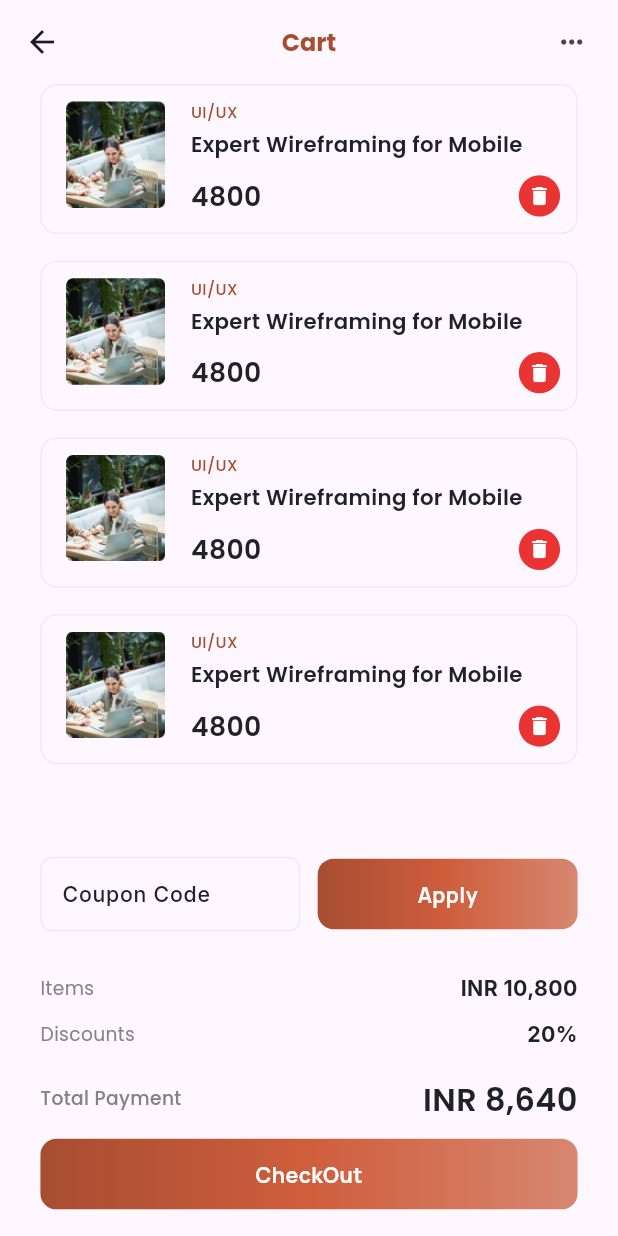
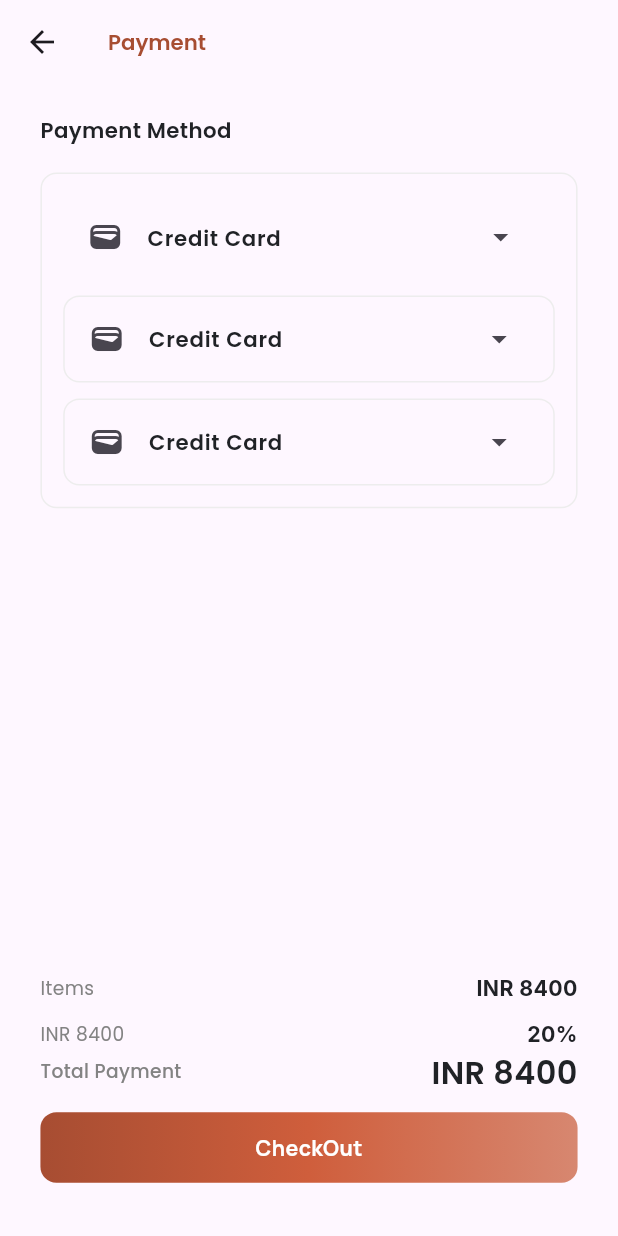
Before and after one commit to akash2058/lmsapp, a Flutter app: the CartScreen screen opened directly, after a tap on "CheckOut", on a phone screen of 412 x 824 dp. Run offline on Flutter 3.47's test engine with Material 3 defaults, Android fonts, the phone set to English and light mode, and no system bars; our stand-ins replace flutter_screenutil, flutter_svg, google_fonts, readmore.

Commit message:
completed the ui of payment

```diff
--- /dev/null
+++ b/lib/customwidgets/ customitemdiscount.dart
@@ -0,0 +1,26 @@
+import 'package:flutter/cupertino.dart';
+import 'package:lmsapp/utilities/textstyle.dart';
+
+class CustomItemDiscount extends StatelessWidget {
+  String discount;
+  String discountpercent;
+  CustomItemDiscount(
+      {super.key, required this.discount, required this.discountpercent});
+
+  @override
+  Widget build(BuildContext context) {
+    return Row(
+      mainAxisAlignment: MainAxisAlignment.spaceBetween,
+      children: [
+        Text(
+          discount,
+          style: itemsfont,
+        ),
+        Text(
+          discountpercent,
+          style: otherfont,
+        )
+      ],
+    );
+  }
+}
--- /dev/null
+++ b/lib/customwidgets/customitemprice.dart
@@ -0,0 +1,25 @@
+import 'package:flutter/cupertino.dart';
+import 'package:lmsapp/utilities/textstyle.dart';
+
+class CustomItemsPrice extends StatelessWidget {
+  String items;
+  String amount;
+  CustomItemsPrice({super.key, required this.amount, required this.items});
+
+  @override
+  Widget build(BuildContext context) {
+    return Row(
+      mainAxisAlignment: MainAxisAlignment.spaceBetween,
+      children: [
+        Text(
+          items,
+          style: itemsfont,
+        ),
+        Text(
+          amount,
+          style: otherfont,
+        )
+      ],
+    );
+  }
+}
--- /dev/null
+++ b/lib/customwidgets/custompaymentcard.dart
@@ -0,0 +1,24 @@
+import 'package:flutter/cupertino.dart';
+import 'package:lmsapp/utilities/textstyle.dart';
+
+class CustomPaymentCard extends StatelessWidget {
+  String amount;
+  CustomPaymentCard({super.key, required this.amount});
+
+  @override
+  Widget build(BuildContext context) {
+    return Row(
+      mainAxisAlignment: MainAxisAlignment.spaceBetween,
+      children: [
+        Text(
+          'Total Payment',
+          style: reviewfont,
+        ),
+        Text(
+          amount,
+          style: onboardtitle,
+        ),
+      ],
+    );
+  }
+}
--- a/lib/views/menu_screens/cart/cartscreen.dart
+++ b/lib/views/menu_screens/cart/cartscreen.dart
@@ -1,12 +1,17 @@
 import 'package:flutter/material.dart';
 
 import 'package:flutter_screenutil/flutter_screenutil.dart';
+import 'package:lmsapp/customwidgets/%20customitemdiscount.dart';
 import 'package:lmsapp/customwidgets/custombutton.dart';
+import 'package:lmsapp/customwidgets/customitemprice.dart';
+import 'package:lmsapp/customwidgets/custompaymentcard.dart';
+import 'package:lmsapp/customwidgets/customroute.dart';
 import 'package:lmsapp/customwidgets/customtextformfield.dart';
 
 import 'package:lmsapp/utilities/appimages.dart';
 import 'package:lmsapp/utilities/textstyle.dart';
 import 'package:lmsapp/views/menu_screens/cart/components/coursecartcard.dart';
+import 'package:lmsapp/views/menu_screens/cart/paymentscreen/paymentview.dart';
 
 class CartScreen extends StatelessWidget {
   const CartScreen({super.key});
@@ -76,35 +81,11 @@ class CartScreen extends StatelessWidget {
                 SizedBox(
                   height: 32.h,
                 ),
-                Row(
-                  mainAxisAlignment: MainAxisAlignment.spaceBetween,
-                  children: [
-                    Text(
-                      'Items',
-                      style: itemsfont,
-                    ),
-                    Text(
-                      'INR 10,800',
-                      style: otherfont,
-                    )
-                  ],
-                ),
+                CustomItemsPrice(amount: 'INR 8400', items: 'items'),
                 SizedBox(
                   height: 12.h,
                 ),
-                Row(
-                  mainAxisAlignment: MainAxisAlignment.spaceBetween,
-                  children: [
-                    Text(
-                      'Discounts',
-                      style: itemsfont,
-                    ),
-                    Text(
-                      '20%',
-                      style: otherfont,
-                    )
-                  ],
-                ),
+                CustomItemDiscount(discount: 'INR 8400', discountpercent: '20%')
               ],
             ),
             SizedBox(
@@ -112,23 +93,19 @@ class CartScreen extends StatelessWidget {
             ),
             Column(
               children: [
-                Row(
-                  mainAxisAlignment: MainAxisAlignment.spaceBetween,
-                  children: [
-                    Text(
-                      'Total Payment',
-                      style: reviewfont,
-                    ),
-                    Text(
-                      'INR 8,640',
-                      style: onboardtitle,
-                    ),
-                  ],
-                ),
+                CustomPaymentCard(amount: 'INR 8400'),
                 SizedBox(
                   height: 13.h,
                 ),
-                CustomButton(height: 53.h, text: 'CheckOut', onTap: () {})
+                CustomButton(
+                    height: 53.h,
+                    text: 'CheckOut',
+                    onTap: () {
+                      Navigator.push(
+                          // ignore: prefer_const_constructors
+                          context,
+                          CustomPageRoute(child: PaymentScreen()));
+                    })
               ],
             ),
             SizedBox(
--- /dev/null
+++ b/lib/views/menu_screens/cart/paymentscreen/paymentview.dart
@@ -0,0 +1,125 @@
+import 'package:flutter/material.dart';
+import 'package:flutter_screenutil/flutter_screenutil.dart';
+import 'package:flutter_svg/flutter_svg.dart';
+import 'package:lmsapp/customwidgets/%20customitemdiscount.dart';
+import 'package:lmsapp/customwidgets/custombutton.dart';
+import 'package:lmsapp/customwidgets/customitemprice.dart';
+import 'package:lmsapp/customwidgets/custompaymentcard.dart';
+import 'package:lmsapp/customwidgets/customroute.dart';
+import 'package:lmsapp/customwidgets/customtile.dart';
+import 'package:lmsapp/utilities/appcolors.dart';
+import 'package:lmsapp/utilities/textstyle.dart';
+
+class PaymentScreen extends StatelessWidget {
+  const PaymentScreen({super.key});
+
+  @override
+  Widget build(BuildContext context) {
+    return Scaffold(
+      appBar: AppBar(
+        title: Text(
+          'Payment',
+          style: appbartitlestyle,
+        ),
+      ),
+      body: Padding(
+        padding: EdgeInsets.symmetric(horizontal: 28.w, vertical: 24.h),
+        child: Column(
+          crossAxisAlignment: CrossAxisAlignment.start,
+          children: [
+            Text(
+              'Payment Method',
+              style: titlestyle,
+            ),
+            SizedBox(
+              height: 20.h,
+            ),
+            Container(
+              width: MediaQuery.sizeOf(context).width,
+              decoration: BoxDecoration(
+                  borderRadius: BorderRadius.circular(12.r),
+                  border: Border.all(color: AppColors.bordercolor)),
+              child: Padding(
+                padding: EdgeInsets.all(16.sp),
+                child: Column(
+                  children: [
+                    ListTile(
+                      trailing: const Icon(Icons.arrow_drop_down_sharp),
+                      leading: const Icon(Icons.wallet),
+                      title: Text(
+                        'Credit Card',
+                        style: titlestyle,
+                      ),
+                    ),
+                    SizedBox(
+                      height: 12.h,
+                    ),
+                    ListTile(
+                      shape: RoundedRectangleBorder(
+                          borderRadius: BorderRadius.circular(12.r),
+                          side: BorderSide(color: AppColors.bordercolor)),
+                      trailing: const Icon(Icons.arrow_drop_down_sharp),
+                      leading: const Icon(Icons.wallet),
+                      title: Text(
+                        'Credit Card',
+                        style: titlestyle,
+                      ),
+                    ),
+                    SizedBox(
+                      height: 12.h,
+                    ),
+                    ListTile(
+                      shape: RoundedRectangleBorder(
+                          borderRadius: BorderRadius.circular(12.r),
+                          side: BorderSide(color: AppColors.bordercolor)),
+                      trailing: const Icon(Icons.arrow_drop_down_sharp),
+                      leading: const Icon(Icons.wallet),
+                      title: Text(
+                        'Credit Card',
+                        style: titlestyle,
+                      ),
+                    ),
+                  ],
+                ),
+              ),
+            ),
+            Spacer(),
+            Column(
+              children: [
+                CustomItemsPrice(
+                  amount: 'INR 8400',
+                  items: 'Items',
+                ),
+                SizedBox(
+                  height: 12.h,
+                ),
+                CustomItemDiscount(
+                  discount: 'INR 8400',
+                  discountpercent: '20%',
+                ),
+                CustomPaymentCard(
+                  amount: 'INR 8400',
+                ),
+                SizedBox(
+                  height: 13.h,
+                ),
+                CustomButton(
+                    height: 53.h,
+                    text: 'CheckOut',
+                    onTap: () {
+                      Navigator.push(
+                          // ignore: prefer_const_constructors
+                          context,
+                          CustomPageRoute(child: const PaymentScreen()));
+                    })
+              ],
+            ),
+            SizedBox(
+              height: 16.h,
+            )
+          ],
+        ),
+      ),
+    );
+  }
+}
--- a/lib/views/menu_screens/home/landingpages/popularcourselandingpage.dart
+++ b/lib/views/menu_screens/home/landingpages/popularcourselandingpage.dart
@@ -3,12 +3,9 @@ import 'package:flutter/material.dart';
 import 'package:flutter/widgets.dart';
 import 'package:flutter_screenutil/flutter_screenutil.dart';
 import 'package:lmsapp/customwidgets/custombutton.dart';
-import 'package:lmsapp/utilities/appcolors.dart';
 import 'package:lmsapp/views/menu_screens/home/components/reviewcard.dart';
 import 'package:lmsapp/views/menu_screens/home/landingpages/components/aboutcard.dart';
-import 'package:lmsapp/views/menu_screens/home/landingpages/components/customtlessontile.dart';
 import 'package:lmsapp/views/menu_screens/home/landingpages/components/lessonlist.dart';
-import 'package:readmore/readmore.dart';
 import 'package:lmsapp/utilities/appimages.dart';
 import 'package:lmsapp/utilities/textstyle.dart';
 import 'package:lmsapp/views/menu_screens/home/landingpages/components/coursedetailcard.dart';
```
